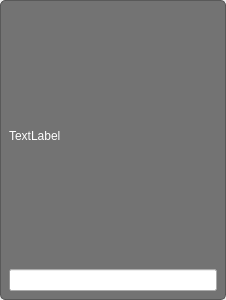
Komet/MediaElch, file main/Message.ui: the form before one commit.
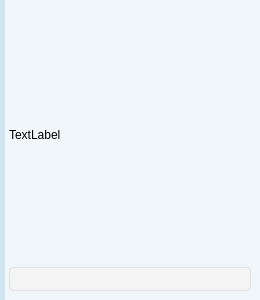
The form after the commit.

Commit message: Fixes #134 Styled progress bar

Patch:
```diff
--- a/main/Message.ui
+++ b/main/Message.ui
@@ -6,7 +6,7 @@
    <rect>
     <x>0</x>
     <y>0</y>
-    <width>226</width>
+    <width>260</width>
     <height>300</height>
    </rect>
   </property>
@@ -24,7 +24,7 @@
   </property>
   <property name="maximumSize">
    <size>
-    <width>226</width>
+    <width>260</width>
     <height>16777215</height>
    </size>
   </property>
@@ -33,9 +33,10 @@
   </property>
   <property name="styleSheet">
    <string notr="true">#widget {
-	border: 1px solid rgba(80, 80, 80, 230);
-	border-radius: 5px;
-	background-color: rgba(80, 80, 80, 200);
+	border: none;
+	border-left: 5px solid #D0E3F0;
+	background-color: rgba(240, 247, 253, 200);
+	color: #000000;
 }</string>
   </property>
   <layout class="QVBoxLayout" name="verticalLayout">
@@ -62,9 +63,6 @@
           <height>16777215</height>
          </size>
         </property>
-        <property name="styleSheet">
-         <string notr="true">color: rgb(255, 255, 255);</string>
-        </property>
         <property name="text">
          <string>TextLabel</string>
         </property>
@@ -75,6 +73,17 @@
       </item>
       <item>
        <widget class="QProgressBar" name="progressBar">
+        <property name="styleSheet">
+         <string notr="true">QProgressBar:horizontal {
+	border: 1px solid rgba(0, 0, 0, 20);
+	border-radius: 4px;
+	background-color: #F5F5F5;
+}
+
+QProgressBar::chunk:horizontal {
+	background-color: #428BCA;
+}</string>
+        </property>
         <property name="value">
          <number>0</number>
         </property>
```
Left out of the diff: 11 changed lines with no effect on the pictures. The commit also changes 1 other file.
